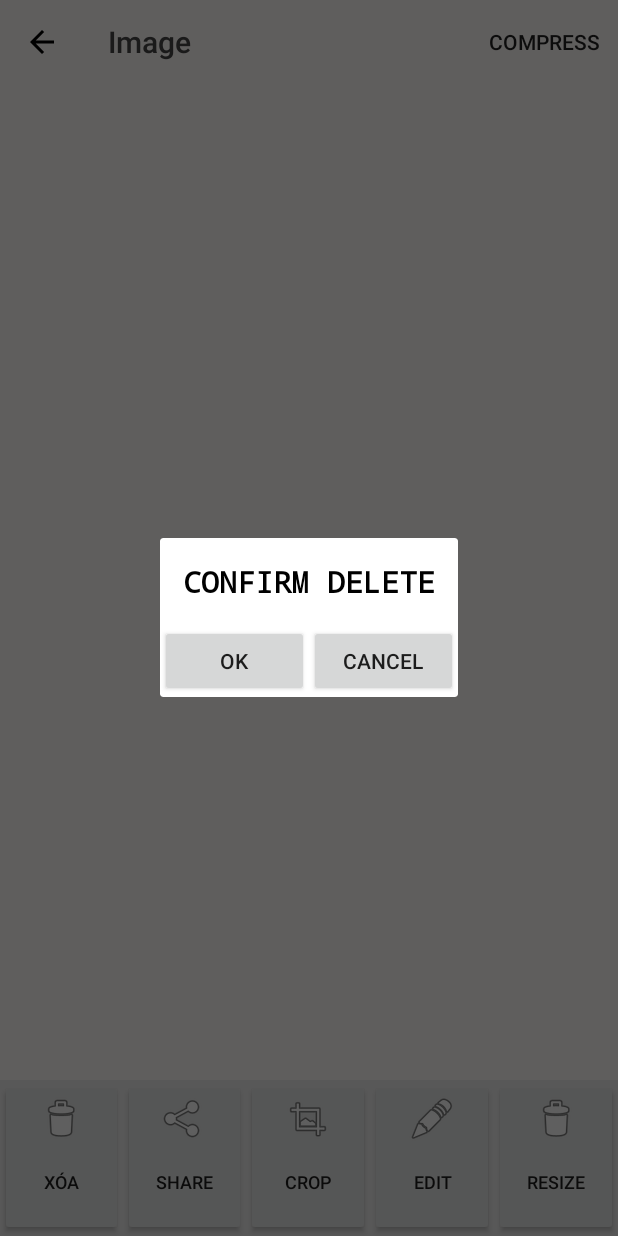
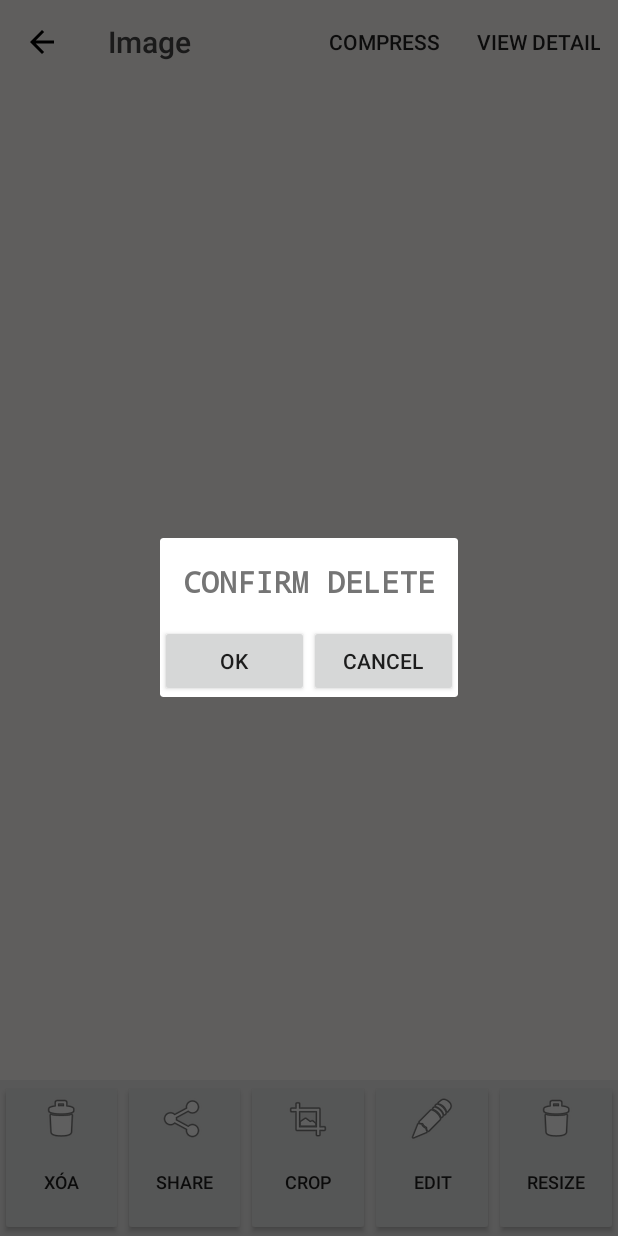
Before and after one commit to duynguyen2709/Album_Android, an Android app: the ImageActivity screen opened directly, with no data from a screen before it, after a tap on "XÓA", on a phone screen of 412 x 824 dp. Run offline under Robolectric (Android 15) with nearby library versions, the phone set to English and light mode, and no system bars; our stand-ins replace Volley; libraries missing offline, so code that uses them is left out: com.theartofdev.edmodo, id.zelory.compressor, uk.co.senab; pictures from the network do not load; Roboto replaces fonts that are not available here.

Commit message:
add basic view metadata

```diff
--- a/app/src/main/res/layout/compress_dialog.xml
+++ b/app/src/main/res/layout/compress_dialog.xml
@@ -47,7 +47,7 @@
             android:layout_height="match_parent"
             android:layout_weight="1"
             android:ems="10"
-            android:gravity="center_horizontal"
+            android:gravity="bottom"
             android:inputType="number" />
 
     </LinearLayout>
--- a/app/src/main/res/layout/delete_dialog.xml
+++ b/app/src/main/res/layout/delete_dialog.xml
@@ -14,7 +14,7 @@
         android:layout_margin="15dp"
         android:layout_weight="0"
         android:text="CONFIRM DELETE"
-        android:textColor="@android:color/black"
+        android:textColor="#757575"
         android:textSize="20dp"
         android:textStyle="bold"
         android:typeface="normal"
--- a/app/src/main/res/menu/menu_image.xml
+++ b/app/src/main/res/menu/menu_image.xml
@@ -3,8 +3,12 @@
     xmlns:android="http://schemas.android.com/apk/res/android"
     xmlns:app="http://schemas.android.com/apk/res-auto">
 
-    <item android:title="Compress"
-        app:showAsAction="always"
-        android:visible="true"
-        android:id="@+id/compress"/>
+    <item
+        android:id="@+id/compress"
+        android:title="Compress"
+        app:showAsAction="always" />
+    <item
+        android:id="@+id/metadata"
+        android:title="View Detail"
+        app:showAsAction="always" />
 </menu>
--- a/app/src/main/res/values/colors.xml
+++ b/app/src/main/res/values/colors.xml
@@ -2,7 +2,7 @@
 <resources>
     <color name="colorPrimary">#3F51B5</color>
     <color name="colorPrimaryDark">#303F9F</color>
-    <color name="colorAccent">#FF4081</color>
+    <color name="colorAccent">#757575</color>
 
     <color name="black">#000000</color>
     <color name="white">#FFFFFF</color>
```
Also changed, not shown: app/src/main/java/com/example/hi/album/ExifUtility.java (+106 -37 lines), app/src/main/java/com/example/hi/album/ImageActivity.java (+37 -3 lines), app/src/main/res/layout/listview_metadata.xml (added, +18 -0 lines).
